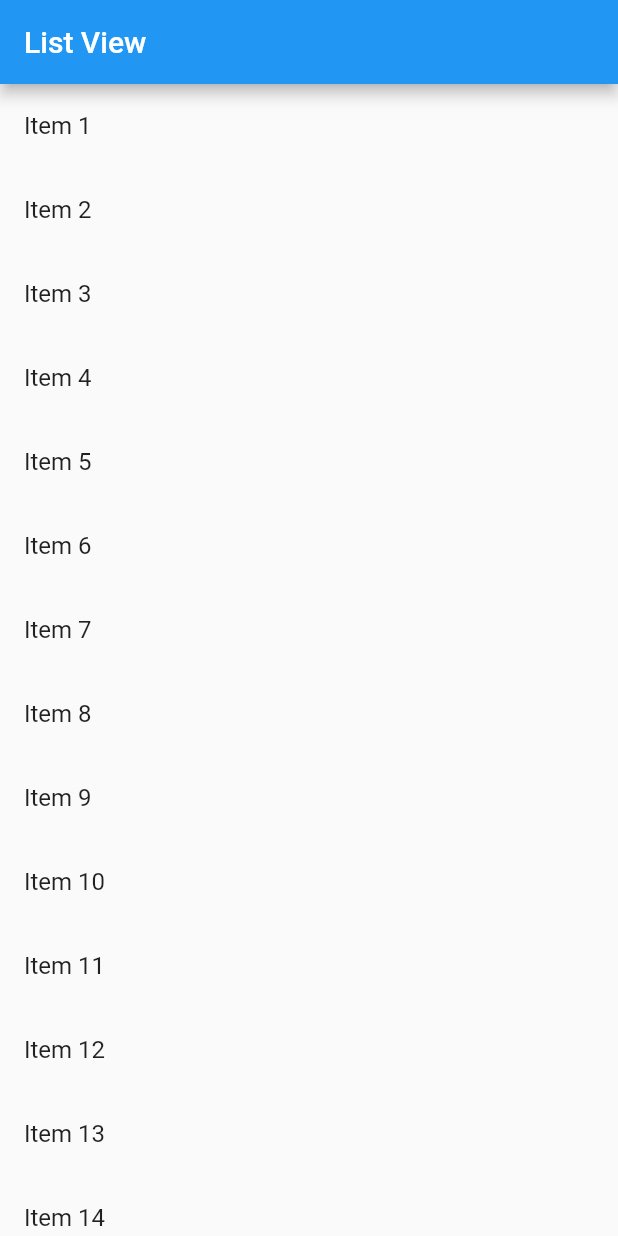
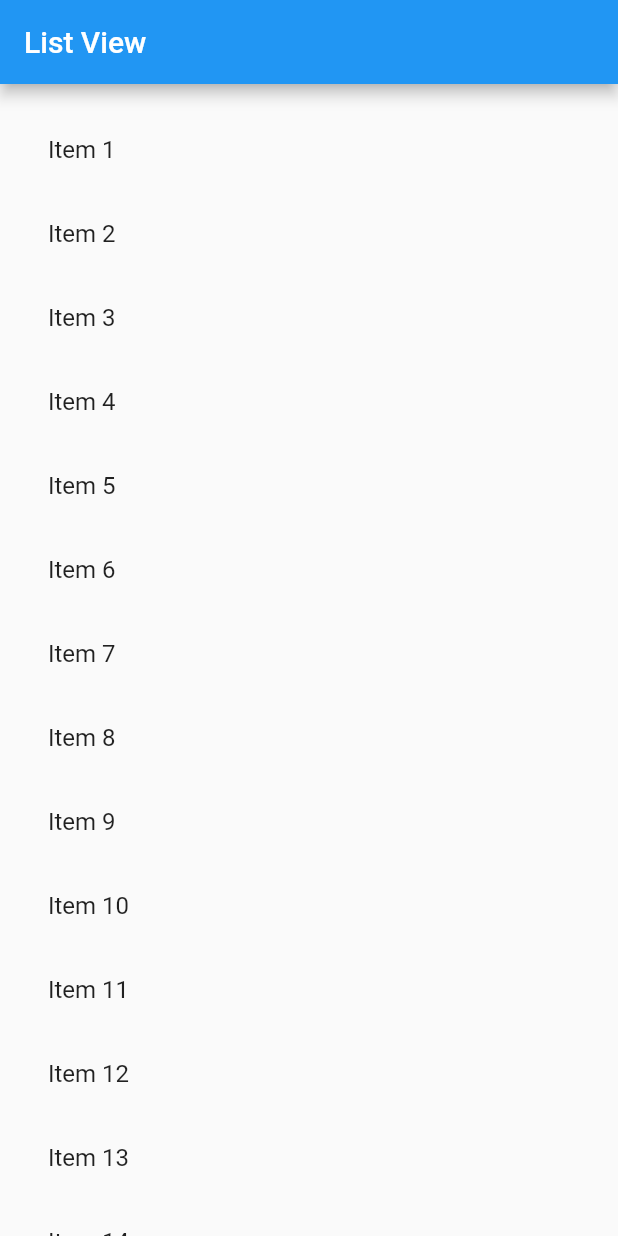
Before and after one commit to shayekh/lead-flutter, a Flutter app: the screen it shows after launch, on a phone screen of 412 x 824 dp. Run offline on Flutter 3.47's test engine with Material 2 defaults, Android fonts, the phone set to English and light mode, and no system bars.

```diff
--- a/lib/screens/list_view_example.dart
+++ b/lib/screens/list_view_example.dart
@@ -8,14 +8,13 @@ class ListViewExample extends StatelessWidget {
   @override
   Widget build(BuildContext context) {
     return Scaffold(
-      appBar: AppBar(title: Text('List View')),
-      body: ListView(
-        children: items
-            .map((item) => ListTile(
-                  title: Text(item),
-                ))
-            .toList(),
-      ),
-    );
+        appBar: AppBar(title: Text('List View')),
+        body: ListView.builder(
+            // scrollDirection: Axis.horizontal,
+            itemCount: items.length,
+            padding: EdgeInsets.all(16.0),
+            itemBuilder: (context, index) => ListTile(
+                  title: Text(items[index]),
+                )));
   }
 }
```
